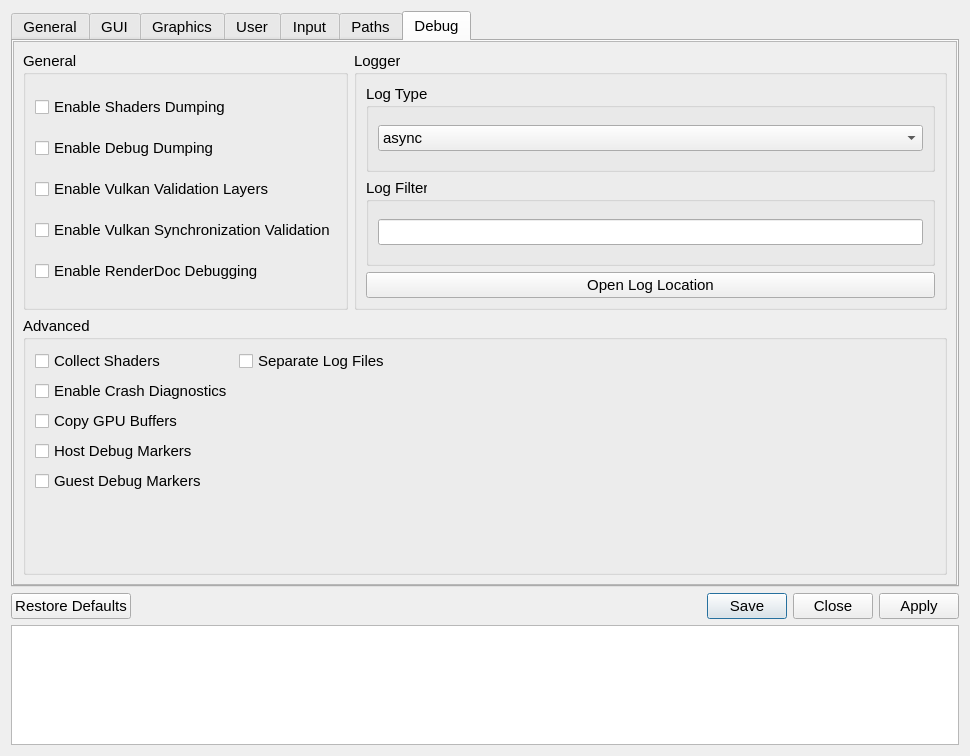
tomboylover93/shadPS4, file src/qt_gui/settings_dialog.ui: the form before one commit.
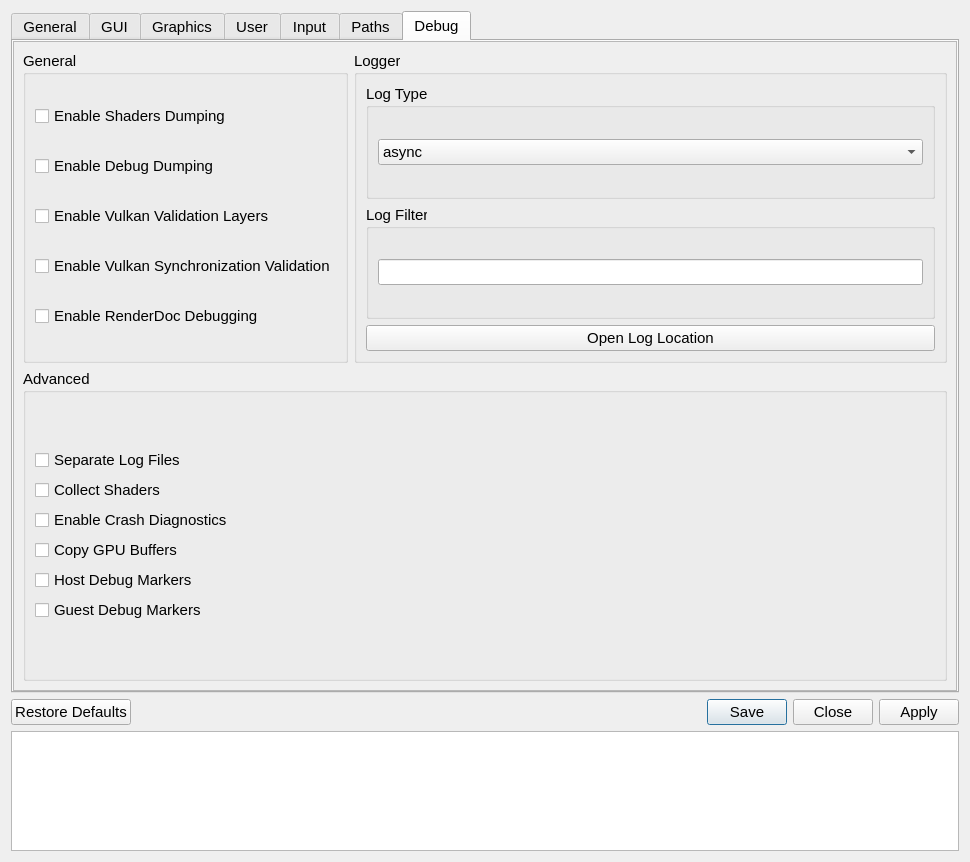
The form after the commit. The open tabs and pages were chosen to show the change. Icons and pictures are not drawn.

Patch:
```diff
--- a/src/qt_gui/settings_dialog.ui
+++ b/src/qt_gui/settings_dialog.ui
@@ -10,7 +10,7 @@
         <x>0</x>
         <y>0</y>
         <width>970</width>
-        <height>756</height>
+    <height>862</height>
       </rect>
     </property>
     <property name="sizePolicy">
@@ -1737,8 +1737,8 @@
                 <rect>
                   <x>0</x>
                   <y>0</y>
-                  <width>900</width>
-                  <height>480</height>
+         <width>946</width>
+         <height>647</height>
                 </rect>
               </property>
               <layout class="QVBoxLayout" name="debugTabVLayout" stretch="0,0">
@@ -1909,49 +1909,52 @@
                     </property>
                     <layout class="QVBoxLayout" name="advancedLayout">
                       <item>
-                        <layout class="QFormLayout" name="formLayout">
-                          <item row="0" column="0">
+            <layout class="QVBoxLayout" name="verticalLayout_3">
+             <property name="sizeConstraint">
+              <enum>QLayout::SizeConstraint::SetDefaultConstraint</enum>
+             </property>
+             <item>
+              <widget class="QCheckBox" name="separateLogFilesCheckbox">
+               <property name="text">
+                <string>Separate Log Files</string>
+               </property>
+              </widget>
+             </item>
+             <item>
                             <widget class="QCheckBox" name="collectShaderCheckBox">
                               <property name="text">
                                 <string>Collect Shaders</string>
                               </property>
                             </widget>
                           </item>
-                          <item row="2" column="0">
-                            <widget class="QCheckBox" name="copyGPUBuffersCheckBox">
-                              <property name="text">
-                                <string>Copy GPU Buffers</string>
-                              </property>
-                            </widget>
-                          </item>
-                          <item row="1" column="0">
+             <item>
                             <widget class="QCheckBox" name="crashDiagnosticsCheckBox">
                               <property name="text">
                                 <string>Enable Crash Diagnostics</string>
                               </property>
                             </widget>
                           </item>
-                          <item row="3" column="0">
+             <item>
+              <widget class="QCheckBox" name="copyGPUBuffersCheckBox">
+               <property name="text">
+                <string>Copy GPU Buffers</string>
+               </property>
+              </widget>
+             </item>
+             <item>
                             <widget class="QCheckBox" name="hostMarkersCheckBox">
                               <property name="text">
                                 <string>Host Debug Markers</string>
                               </property>
                             </widget>
                           </item>
-                          <item row="4" column="0">
+             <item>
                             <widget class="QCheckBox" name="guestMarkersCheckBox">
                               <property name="text">
                                 <string>Guest Debug Markers</string>
                               </property>
                             </widget>
                           </item>
-                          <item row="0" column="1">
-                            <widget class="QCheckBox" name="separateLogFilesCheckbox">
-                              <property name="text">
-                                <string>Separate Log Files</string>
-                              </property>
-                            </widget>
-                          </item>
                         </layout>
                       </item>
                     </layout>
```
Left out of the diff: 44 changed lines with no effect on the pictures. Lines whose indentation alone changed are shown as unchanged.
